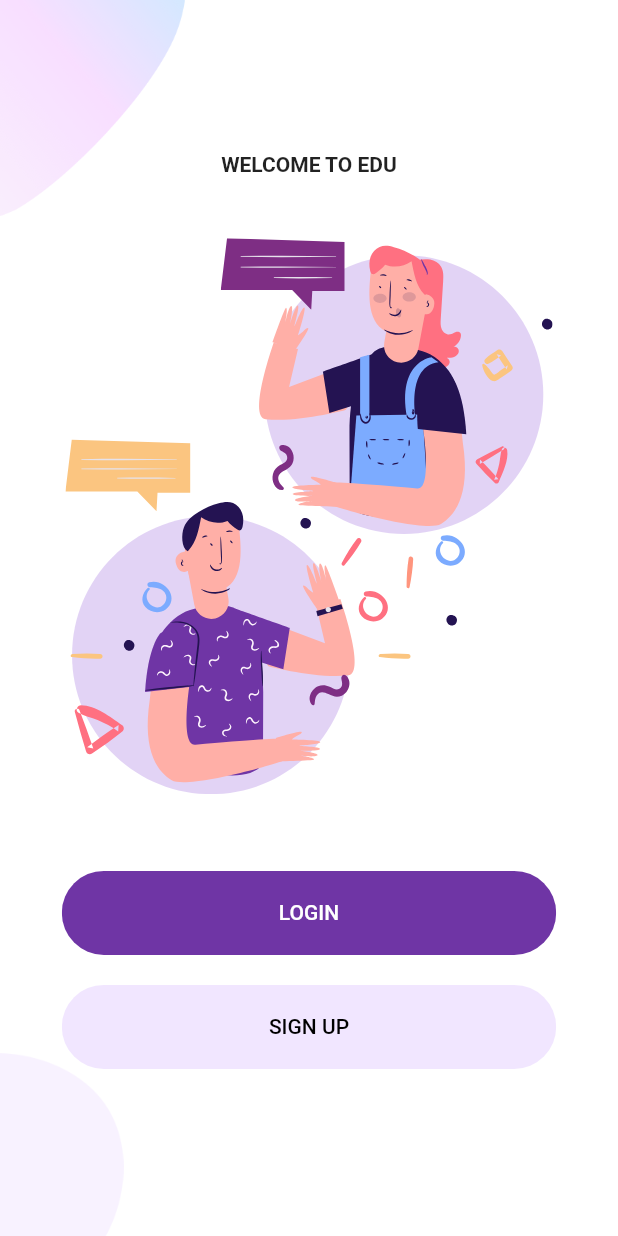
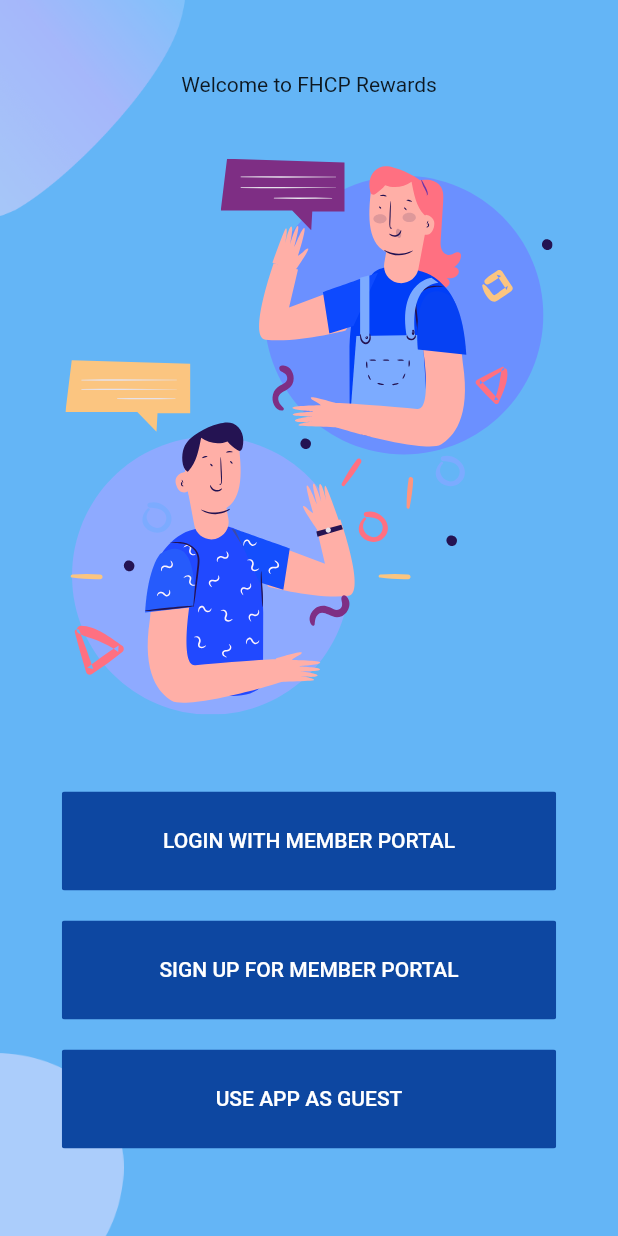
Before and after one commit to abuanwar072/Welcome-Login-Signup-Page-Flutter, a Flutter app: the screen it shows after launch, on a phone screen of 412 x 824 dp. Run offline on Flutter 3.47's test engine with Material 2 defaults, Android fonts, the phone set to English and light mode, and no system bars; our stand-ins replace flutter_svg.

Commit message:
initial commit

```diff
--- a/lib/Screens/Welcome/components/body.dart
+++ b/lib/Screens/Welcome/components/body.dart
@@ -7,6 +7,8 @@ import 'package:flutter_auth/constants.dart';
 import 'package:flutter_svg/svg.dart';
 
 class Body extends StatelessWidget {
+  int height;
+
   @override
   Widget build(BuildContext context) {
     Size size = MediaQuery.of(context).size;
@@ -17,8 +19,7 @@ class Body extends StatelessWidget {
           mainAxisAlignment: MainAxisAlignment.center,
           children: <Widget>[
             Text(
-              "WELCOME TO EDU",
-              style: TextStyle(fontWeight: FontWeight.bold),
+              "Welcome to FHCP Rewards",
             ),
             SizedBox(height: size.height * 0.05),
             SvgPicture.asset(
@@ -27,7 +28,7 @@ class Body extends StatelessWidget {
             ),
             SizedBox(height: size.height * 0.05),
             RoundedButton(
-              text: "LOGIN",
+              text: "LOGIN WITH MEMBER PORTAL",
               press: () {
                 Navigator.push(
                   context,
@@ -40,9 +41,24 @@ class Body extends StatelessWidget {
               },
             ),
             RoundedButton(
-              text: "SIGN UP",
+              text: "SIGN UP FOR MEMBER PORTAL",
               color: kPrimaryLightColor,
-              textColor: Colors.black,
+              textColor: Colors.white,
+              press: () {
+                Navigator.push(
+                  context,
+                  MaterialPageRoute(
+                    builder: (context) {
+                      return SignUpScreen();
+                    },
+                  ),
+                );
+              },
+            ),
+            RoundedButton(
+              text: "USE APP AS GUEST",
+              color: kPrimaryLightColor,
+              textColor: Colors.white,
               press: () {
                 Navigator.push(
                   context,
--- a/lib/components/rounded_button.dart
+++ b/lib/components/rounded_button.dart
@@ -20,9 +20,9 @@ class RoundedButton extends StatelessWidget {
       margin: EdgeInsets.symmetric(vertical: 10),
       width: size.width * 0.8,
       child: ClipRRect(
-        borderRadius: BorderRadius.circular(29),
+        borderRadius: BorderRadius.circular(0),
         child: FlatButton(
-          padding: EdgeInsets.symmetric(vertical: 20, horizontal: 40),
+          padding: EdgeInsets.symmetric(vertical: 25, horizontal: 0),
           color: color,
           onPressed: press,
           child: Text(
--- a/lib/constants.dart
+++ b/lib/constants.dart
@@ -1,4 +1,4 @@
 import 'package:flutter/material.dart';
 
-const kPrimaryColor = Color(0xFF6F35A5);
-const kPrimaryLightColor = Color(0xFFF1E6FF);
+const kPrimaryColor = Color(0xFF0D47A1);
+const kPrimaryLightColor = Color(0xFF0D47A1);
--- a/lib/main.dart
+++ b/lib/main.dart
@@ -13,7 +13,7 @@ class MyApp extends StatelessWidget {
       title: 'Flutter Auth',
       theme: ThemeData(
         primaryColor: kPrimaryColor,
-        scaffoldBackgroundColor: Colors.white,
+        scaffoldBackgroundColor: Colors.blue.shade300,
       ),
       home: WelcomeScreen(),
     );
```
Also changed, not shown: assets/icons/chat.svg, assets/images/FHCP_Logo.png (added), pubspec.lock.
